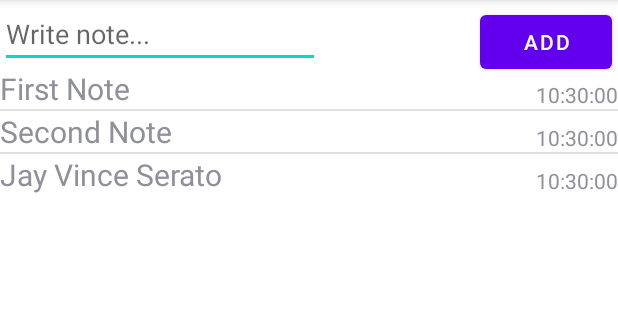
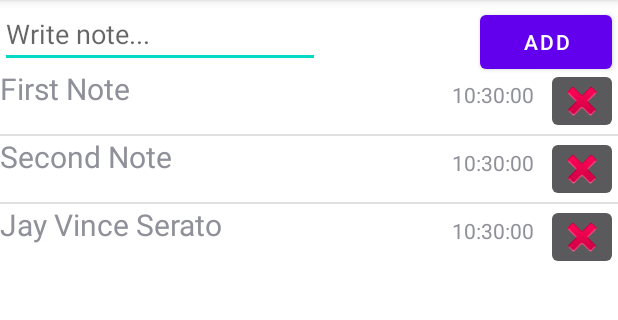
Before and after one commit to jkeatpri/NotesKeatprichar1, an Android app: the screen it shows after launch (MainActivity), on a phone screen of 412 x 824 dp, the part 84-404 px from its top. Run offline under Robolectric (Android 15) with nearby library versions, the phone set to English and light mode, and no system bars.

```diff
--- a/app/src/main/java/com/example/notesserato/MainActivity.java
+++ b/app/src/main/java/com/example/notesserato/MainActivity.java
@@ -1,6 +1,7 @@
 package com.example.notesserato;
 
 import androidx.appcompat.app.AppCompatActivity;
+import androidx.fragment.app.DialogFragment;
 
 import android.os.Bundle;
 import android.util.Log;
@@ -14,7 +15,7 @@ import android.widget.Toast;
 
 import java.util.ArrayList;
 
-public class MainActivity extends AppCompatActivity {
+public class MainActivity extends AppCompatActivity implements EditNoteDialogFragment.EditNoteDialogListener {
     ArrayList<Note> notes;
     NotesAdapter notes_adapter;
 
@@ -69,9 +70,19 @@ public class MainActivity extends AppCompatActivity {
         notes.add(new Note("First Note"));
         notes.add(new Note("Second Note"));
 
-        notes_adapter = new NotesAdapter(getBaseContext(), R.layout.note_layout, notes);
+        notes_adapter = new NotesAdapter(getBaseContext(), R.layout.note_layout, notes, getSupportFragmentManager());
         lvList.setAdapter(notes_adapter);
 
         notes.add(new Note("Jay Vince Serato"));
     }
+
+    @Override
+    public void onEditListenerMethod(DialogFragment dialog) {
+        notes_adapter.onEditListenerMethod(dialog);
+    }
+
+    @Override
+    public void onCancelListenerMethod(DialogFragment dialog) {
+        notes_adapter.onCancelListenerMethod(dialog);
+    }
 }
--- a/app/src/main/java/com/example/notesserato/NotesAdapter.java
+++ b/app/src/main/java/com/example/notesserato/NotesAdapter.java
@@ -5,11 +5,17 @@ import android.view.LayoutInflater;
 import android.view.View;
 import android.view.ViewGroup;
 import android.widget.ArrayAdapter;
+import android.widget.Button;
+import android.widget.EditText;
+import android.widget.ImageButton;
 import android.widget.LinearLayout;
 import android.widget.TextView;
+import android.widget.Toast;
 
 import androidx.annotation.NonNull;
 import androidx.annotation.Nullable;
+import androidx.fragment.app.DialogFragment;
+import androidx.fragment.app.FragmentManager;
 
 import java.text.SimpleDateFormat;
 import java.util.Date;
@@ -17,10 +23,15 @@ import java.util.List;
 
 public class NotesAdapter extends ArrayAdapter<Note> {
     int resource;
+    List<Note> notes;
+    FragmentManager fm;
+    Note current;
 
-    public NotesAdapter(@NonNull Context context, int resource, @NonNull List<Note> objects) {
+    public NotesAdapter(@NonNull Context context, int resource, @NonNull List<Note> objects, FragmentManager fm) {
         super(context, resource, objects);
         this.resource = resource;
+        this.notes = objects;
+        this.fm = fm;
     }
 
     @NonNull
@@ -46,6 +57,37 @@ public class NotesAdapter extends ArrayAdapter<Note> {
         TextView tvTime = noteView.findViewById(R.id.tvTime);
         tvNote.setText(act_note);
         tvTime.setText(timeString);
+
+        ImageButton btnDelete = noteView.findViewById(R.id.btnDelete);
+        btnDelete.setImageResource(android.R.drawable.ic_delete);
+        btnDelete.setOnClickListener(new View.OnClickListener() {
+            @Override
+            public void onClick(View view) {
+                notes.remove(note);
+                notifyDataSetChanged();
+            }
+        });
+
+        noteView.setOnClickListener(new View.OnClickListener() {
+            @Override
+            public void onClick(View view) {
+                EditNoteDialogFragment dialog = new EditNoteDialogFragment(act_note);
+                dialog.show(fm, "Vince");
+                current = note;
+            }
+        });
         return noteView;
     }
+
+    public void onEditListenerMethod(DialogFragment dialog) {
+        EditText etEdit = dialog.getDialog().findViewById(R.id.etEdit);
+        String new_note = etEdit.getText().toString();
+        current.setNote(new_note);
+        notifyDataSetChanged();
+        current = null;
+    }
+
+    public void onCancelListenerMethod(DialogFragment dialog) {
+        current = null;
+    }
 }
--- a/app/src/main/res/layout/note_layout.xml
+++ b/app/src/main/res/layout/note_layout.xml
@@ -19,7 +19,17 @@
         android:layout_width="wrap_content"
         android:layout_height="wrap_content"
         android:layout_marginTop="8dp"
+        android:layout_marginEnd="8dp"
         android:text="TextView"
+        app:layout_constraintEnd_toStartOf="@+id/btnDelete"
+        app:layout_constraintTop_toTopOf="parent" />
+
+    <ImageButton
+        android:id="@+id/btnDelete"
+        android:layout_width="48dp"
+        android:layout_height="44dp"
+        android:contentDescription="Delete"
         app:layout_constraintEnd_toEndOf="parent"
-        app:layout_constraintTop_toTopOf="parent" />
+        app:layout_constraintTop_toTopOf="parent"
+        app:srcCompat="@android:drawable/ic_delete" />
 </androidx.constraintlayout.widget.ConstraintLayout>
```
Also changed, not shown: app/src/main/java/com/example/notesserato/EditNoteDialogFragment.java (added, +66 -0 lines), app/src/main/res/layout/editdialog_layout.xml (added, +14 -0 lines).
